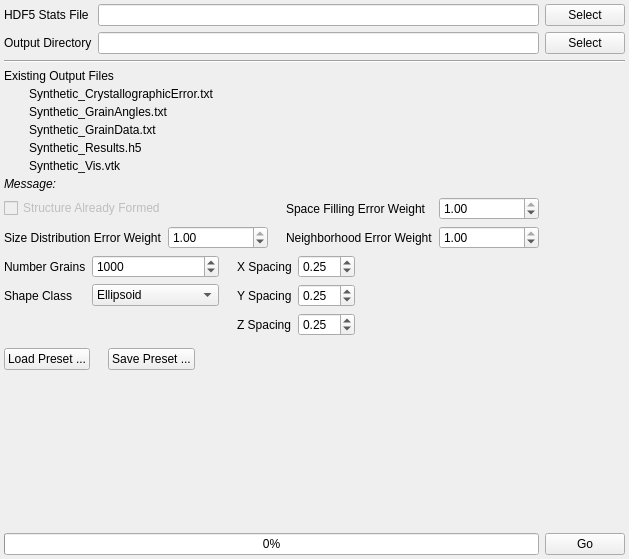
BlueQuartzSoftware/DREAM3D, file Source/AIM/GUI/UI_Files/GrainGeneratorWidget.ui: the form before one commit.
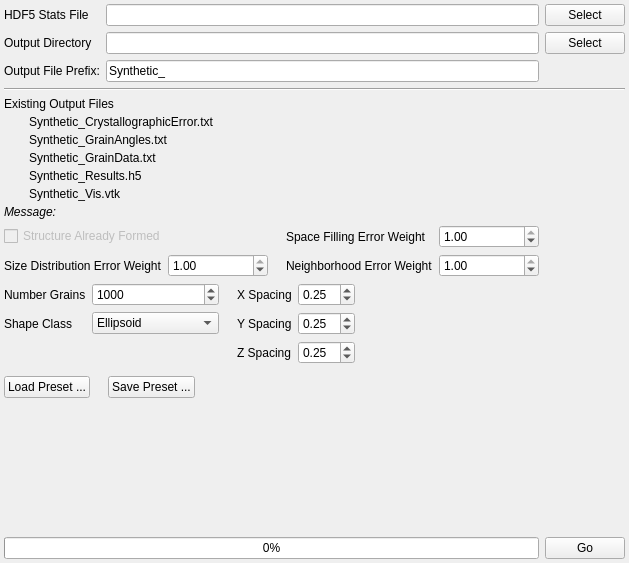
The form after the commit. Icons and pictures are not drawn.

What changed in the file:
```diff
--- a/Source/AIM/GUI/UI_Files/GrainGeneratorWidget.ui
+++ b/Source/AIM/GUI/UI_Files/GrainGeneratorWidget.ui
@@ -7,7 +7,7 @@
     <x>0</x>
     <y>0</y>
     <width>629</width>
-    <height>559</height>
+    <height>563</height>
    </rect>
   </property>
   <property name="windowTitle">
@@ -53,6 +53,20 @@
        </property>
       </widget>
      </item>
+     <item row="2" column="0">
+      <widget class="QLabel" name="label">
+       <property name="text">
+        <string>Output File Prefix:</string>
+       </property>
+      </widget>
+     </item>
+     <item row="2" column="1">
+      <widget class="QLineEdit" name="outputFilePrefix">
+       <property name="text">
+        <string>Synthetic_</string>
+       </property>
+      </widget>
+     </item>
     </layout>
    </item>
    <item>
```
